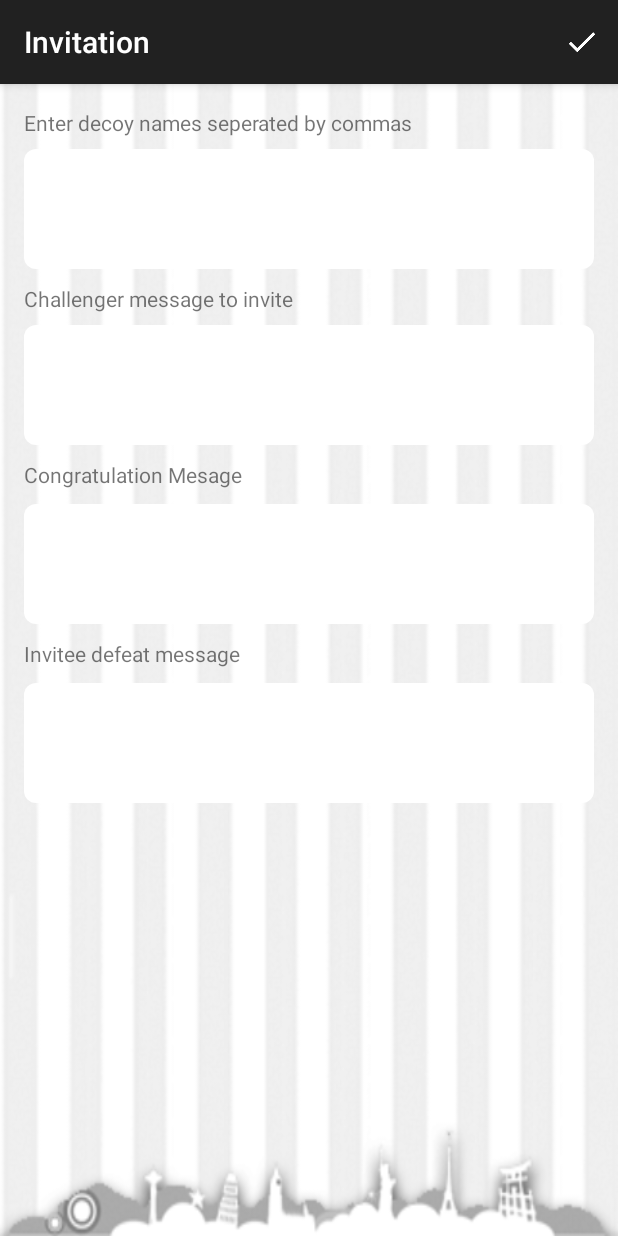
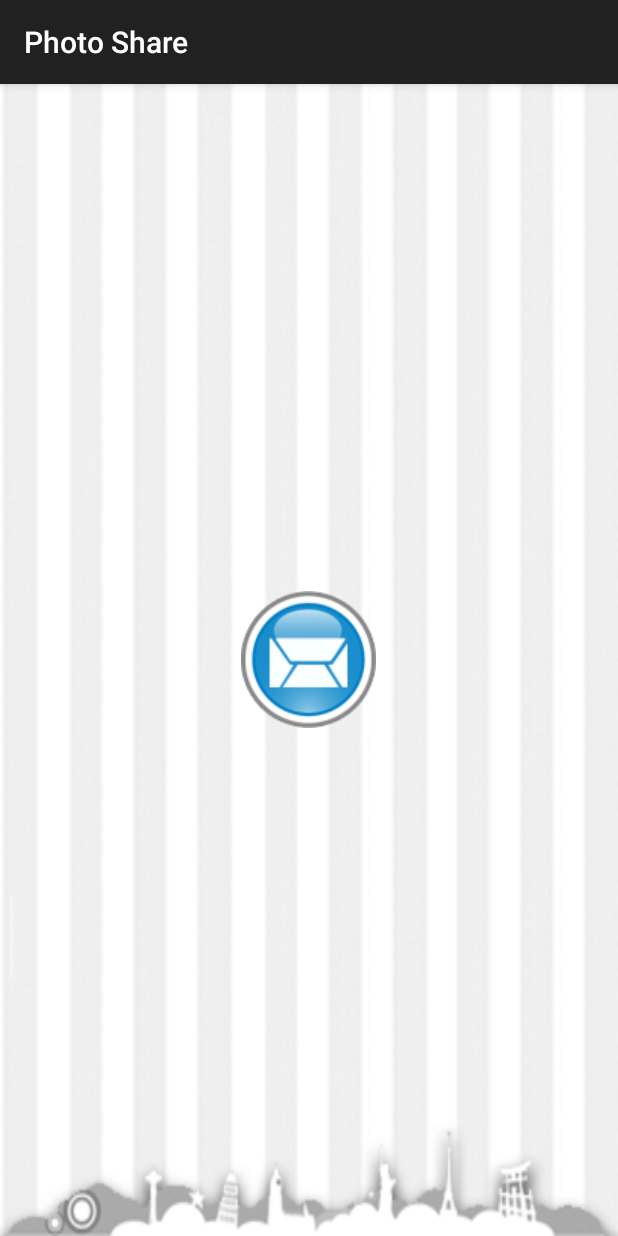
Before and after one commit to Abhishek92/Guessaboo, an Android app: the InvitationActivity screen opened directly, with no data from a screen before it, after a tap on "Done", on a phone screen of 412 x 824 dp. Run offline under Robolectric (Android 15) with nearby library versions, the phone set to English and light mode, and no system bars; our stand-ins replace AdMob.

Commit message:
Commit small changes.

```diff
--- a/app/src/main/java/com/android/guessaboo/InvitationActivity.java
+++ b/app/src/main/java/com/android/guessaboo/InvitationActivity.java
@@ -1,5 +1,6 @@
 package com.android.guessaboo;
 
+import android.content.Intent;
 import android.support.v7.app.AppCompatActivity;
 import android.os.Bundle;
 import android.view.LayoutInflater;
@@ -32,6 +33,7 @@ public class InvitationActivity extends BaseActivity {
 
         //noinspection SimplifiableIfStatement
         if (id == R.id.action_done) {
+            startActivity(new Intent(this, PhotoShareActivity.class));
             return true;
         }
 
--- a/app/src/main/java/com/android/guessaboo/MaskActivity.java
+++ b/app/src/main/java/com/android/guessaboo/MaskActivity.java
@@ -59,10 +59,10 @@ public class MaskActivity extends BaseActivity implements AdapterView.OnItemClic
 
     @Override
     public void onItemClick(AdapterView<?> adapterView, View view, int i, long l) {
-       /* int image = (int) adapterView.getItemAtPosition(i);
+        int image = (int) adapterView.getItemAtPosition(i);
         Intent intent = new Intent();
         intent.putExtra("image", image);
         setResult(PhotoMaskActivity.MASK_CODE, intent);
-        finish();*/
+        finish();
     }
 }
--- /dev/null
+++ b/app/src/main/java/com/android/guessaboo/PhotoShareActivity.java
@@ -0,0 +1,16 @@
+package com.android.guessaboo;
+
+import android.os.Bundle;
+import android.view.LayoutInflater;
+import android.view.Menu;
+import android.view.MenuItem;
+
+public class PhotoShareActivity extends BaseActivity {
+
+    @Override
+    protected void onCreate(Bundle savedInstanceState) {
+        super.onCreate(savedInstanceState);
+        LayoutInflater inflater = (LayoutInflater) this.getSystemService(LAYOUT_INFLATER_SERVICE);
+        inflater.inflate(R.layout.activity_photo_share, mContainer);
+    }
+}
--- a/app/src/main/res/drawable/white_background.xml
+++ b/app/src/main/res/drawable/white_background.xml
@@ -3,6 +3,8 @@
 <shape xmlns:android="http://schemas.android.com/apk/res/android"
     android:shape="rectangle" >
     <solid android:color="#ffffff"/>
+    <stroke android:color="#000000"
+        android:width="2dp"/>
     <corners
         android:radius="8dp"/>
 </shape>
--- a/app/src/main/res/layout/activity_invitation.xml
+++ b/app/src/main/res/layout/activity_invitation.xml
@@ -6,7 +6,7 @@
     <LinearLayout
         android:layout_width="match_parent"
         android:layout_height="wrap_content"
-        android:layout_margin="16dp"
+        android:padding="16dp"
         android:orientation="vertical">
 
         <TextView
--- /dev/null
+++ b/app/src/main/res/layout/activity_photo_share.xml
@@ -0,0 +1,15 @@
+<RelativeLayout xmlns:android="http://schemas.android.com/apk/res/android"
+    xmlns:tools="http://schemas.android.com/tools" android:layout_width="match_parent"
+    android:layout_height="match_parent" android:paddingLeft="@dimen/activity_horizontal_margin"
+    android:paddingRight="@dimen/activity_horizontal_margin"
+    android:paddingTop="@dimen/activity_vertical_margin"
+    android:paddingBottom="@dimen/activity_vertical_margin"
+    tools:context="com.android.guessaboo.PhotoShareActivity">
+
+    <ImageView
+        android:layout_width="wrap_content"
+        android:layout_height="wrap_content"
+        android:layout_centerInParent="true"
+        android:src="@drawable/mailicon"/>
+
+</RelativeLayout>
--- a/app/src/main/res/values/strings.xml
+++ b/app/src/main/res/values/strings.xml
@@ -10,4 +10,5 @@
     <string name="title_activity_project">Project</string>
     <string name="title_activity_mask">Mask</string>
     <string name="title_activity_text">Text</string>
+    <string name="title_activity_photo_share">Photo Share</string>
 </resources>
```
Also changed, not shown: app/src/main/AndroidManifest.xml (+12 -3 lines), app/src/main/java/com/android/guessaboo/Util.java (added, +18 -0 lines), app/src/main/res/menu/menu_photo_share.xml (added, +7 -0 lines), app/src/main/res/drawable/mailicon.png (added).
